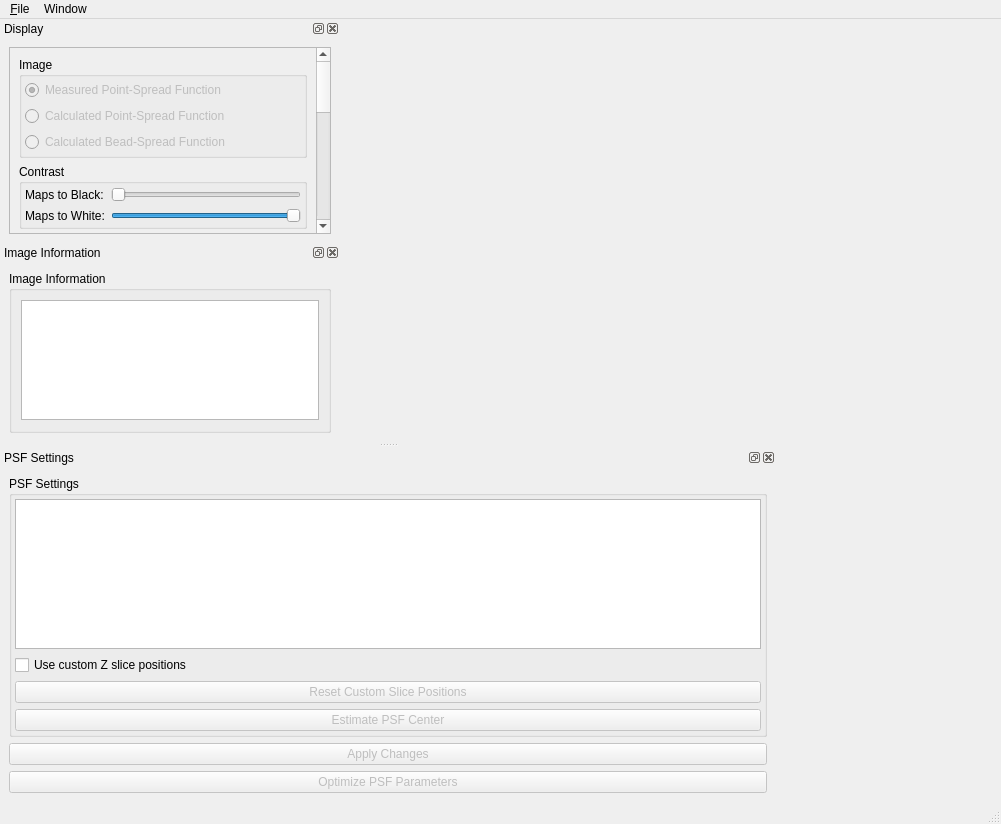
First picture: the form in apps/VisualPSFOptimizer/VisualPSFOptimizer.ui, repository CISMM/PSFEstimator, before the edit.
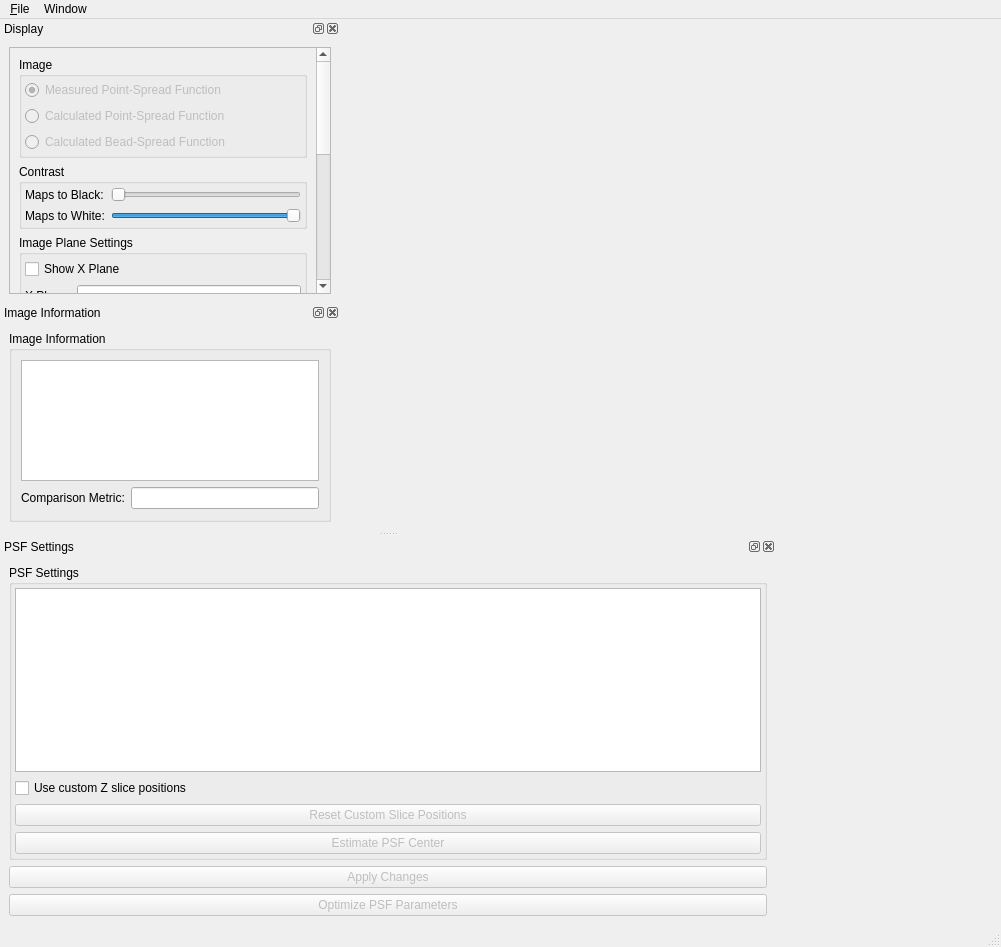
Second picture: the form after the edit. Custom widgets are drawn as their Qt base class.

Patch:
```diff
--- a/apps/VisualPSFOptimizer/VisualPSFOptimizer.ui
+++ b/apps/VisualPSFOptimizer/VisualPSFOptimizer.ui
@@ -7,7 +7,7 @@
     <x>0</x>
     <y>0</y>
     <width>1001</width>
-    <height>823</height>
+    <height>947</height>
    </rect>
   </property>
   <property name="sizePolicy">
@@ -148,7 +148,7 @@
         <property name="geometry">
          <rect>
           <x>0</x>
-          <y>-460</y>
+          <y>0</y>
           <width>297</width>
           <height>624</height>
          </rect>
@@ -660,6 +660,29 @@
           </attribute>
          </widget>
         </item>
+        <item>
+         <widget class="QWidget" name="widget" native="true">
+          <layout class="QHBoxLayout" name="horizontalLayout_5">
+           <property name="margin">
+            <number>0</number>
+           </property>
+           <item>
+            <widget class="QLabel" name="label">
+             <property name="text">
+              <string>Comparison Metric:</string>
+             </property>
+            </widget>
+           </item>
+           <item>
+            <widget class="QLineEdit" name="comparisonMetricLineEdit">
+             <property name="readOnly">
+              <bool>true</bool>
+             </property>
+            </widget>
+           </item>
+          </layout>
+         </widget>
+        </item>
        </layout>
       </widget>
      </item>
@@ -670,7 +693,7 @@
    <property name="minimumSize">
     <size>
      <width>340</width>
-     <height>354</height>
+     <height>388</height>
     </size>
    </property>
    <property name="allowedAreas">
```
Left out of the diff: 4 changed lines with no effect on the pictures.
